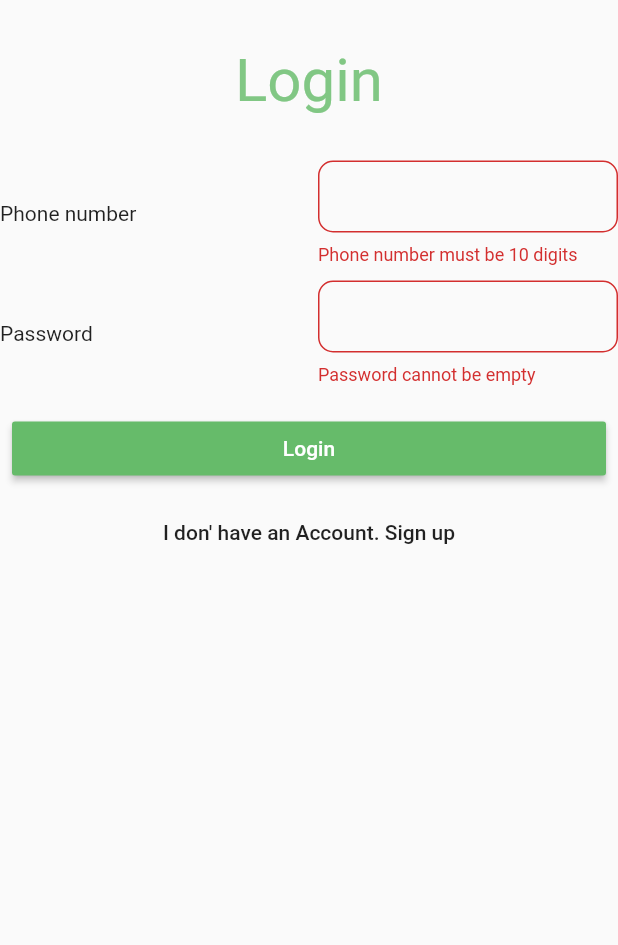
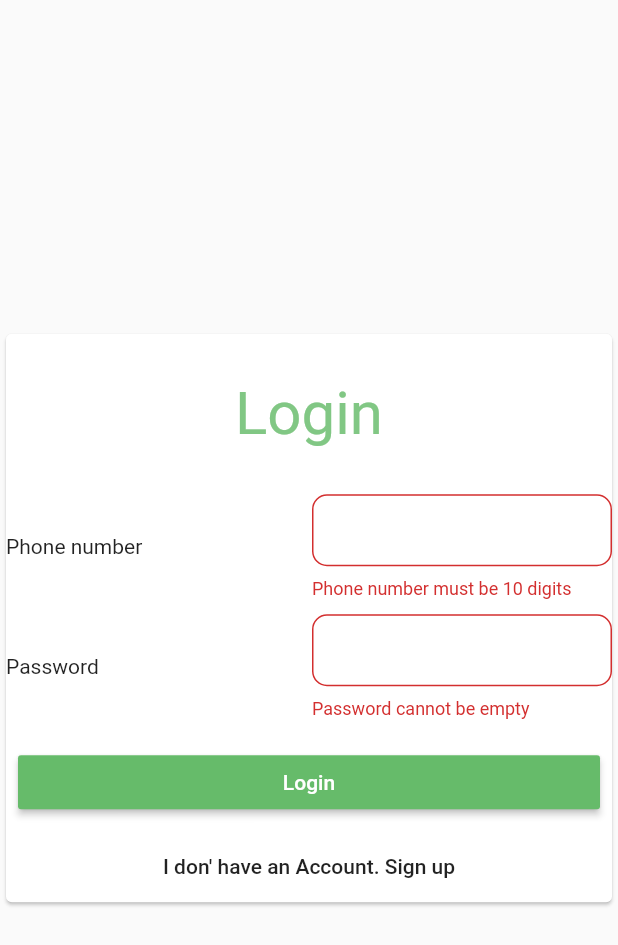
Before and after one commit to alwinsunny/LoginApp, a Flutter app: the Login screen opened directly, after a tap on "Login", on a phone screen of 412 x 824 dp. Shown: the top 945 px of the screen. Run offline on Flutter 3.47's test engine with Material 2 defaults, Android fonts, the phone set to English and light mode, and no system bars; our stand-ins replace sqflite; accounts and stored records are empty.

Commit message:
my project

```diff
--- a/lib/login.dart
+++ b/lib/login.dart
@@ -27,7 +27,10 @@ class _LoginState extends State<Login> {
         ),
       ),
     );
-    return Form(
+    return Scaffold(
+      body: Center(
+        child: Card(
+          child: Form(
             key: _formState,
             autovalidateMode: autovalidateMode,
             child: Column(
@@ -118,12 +121,15 @@ class _LoginState extends State<Login> {
                   ),
                 ),
               ],
-              mainAxisAlignment: MainAxisAlignment.center,),
-
+              mainAxisAlignment: MainAxisAlignment.center,
+            ),
+          ),
+        ),
+      ),
     );
   }
 
-  Future<void> _initializeLogin() async {
+  Future<void> _initializeLogin()  async {
     if (!_formState.currentState.validate()) return;
     setState(() {
       autovalidateMode = AutovalidateMode.always;
@@ -136,7 +142,7 @@ class _LoginState extends State<Login> {
       [phoneNumber, password],
     );
     if (data.length == 0) {
-      _sendAlert('User does exist');
+      _sendAlert('User does not exist');
       return;
     }
     Navigator.pushReplacement(
@@ -154,7 +160,8 @@ class _LoginState extends State<Login> {
 
   void _sendAlert(String s) {
     setState(() {
-      Container(
+      _errorWidget = Container(
+
         height: 10,
         child: Text(s),
       );
```
Also changed, not shown: 1 other file.
